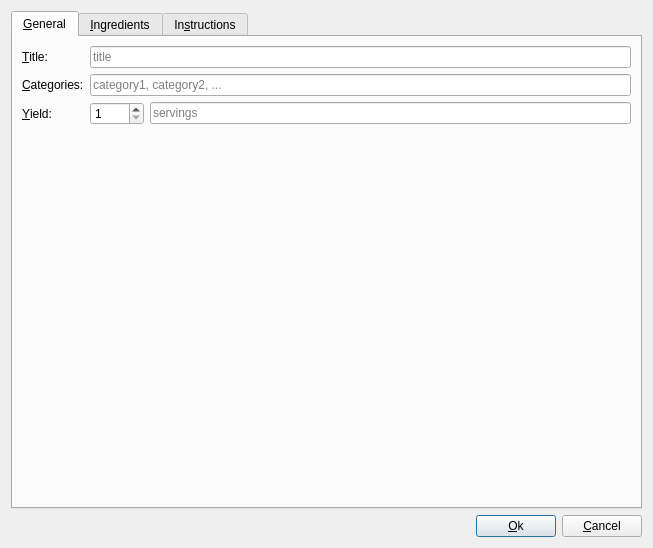
Above: anymeal/edit_dialog.ui from wedesoft/anymeal before the change. Below: the same form after it.
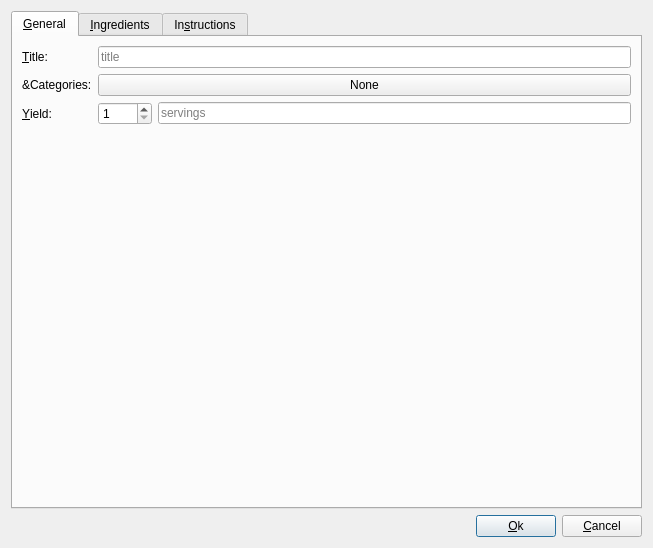
That is the form after the change. Icons and pictures are not drawn.

Commit message: Add empty category picker

Diff of the .ui file:
```diff
--- a/anymeal/edit_dialog.ui
+++ b/anymeal/edit_dialog.ui
@@ -30,6 +30,13 @@
       <layout class="QVBoxLayout" name="verticalLayout_2">
        <item>
         <layout class="QGridLayout" name="gridLayout">
+         <item row="1" column="0">
+          <widget class="QLabel" name="categories_label">
+           <property name="text">
+            <string>&amp;Categories:</string>
+           </property>
+          </widget>
+         </item>
          <item row="0" column="0">
           <widget class="QLabel" name="title_label">
            <property name="text">
@@ -40,33 +47,6 @@
            </property>
           </widget>
          </item>
-         <item row="0" column="1">
-          <widget class="QLineEdit" name="title_edit">
-           <property name="maxLength">
-            <number>60</number>
-           </property>
-           <property name="placeholderText">
-            <string>title</string>
-           </property>
-          </widget>
-         </item>
-         <item row="1" column="0">
-          <widget class="QLabel" name="categories_label">
-           <property name="text">
-            <string>&amp;Categories:</string>
-           </property>
-           <property name="buddy">
-            <cstring>categories_edit</cstring>
-           </property>
-          </widget>
-         </item>
-         <item row="1" column="1">
-          <widget class="QLineEdit" name="categories_edit">
-           <property name="placeholderText">
-            <string>category1, category2, ...</string>
-           </property>
-          </widget>
-         </item>
          <item row="2" column="0">
           <widget class="QLabel" name="servings_label">
            <property name="text">
@@ -77,7 +57,7 @@
            </property>
           </widget>
          </item>
-         <item row="2" column="1">
+         <item row="2" column="2">
           <layout class="QHBoxLayout" name="horizontalLayout">
            <item>
             <widget class="QSpinBox" name="servings_spin">
@@ -101,6 +81,23 @@
            </item>
           </layout>
          </item>
+         <item row="0" column="2">
+          <widget class="QLineEdit" name="title_edit">
+           <property name="maxLength">
+            <number>60</number>
+           </property>
+           <property name="placeholderText">
+            <string>title</string>
+           </property>
+          </widget>
+         </item>
+         <item row="1" column="2">
+          <widget class="QPushButton" name="categories_button">
+           <property name="text">
+            <string>None</string>
+           </property>
+          </widget>
+         </item>
         </layout>
        </item>
        <item>
```
Left out of the diff: 1 changed line with no effect on the pictures. The commit also changes 14 other files.
